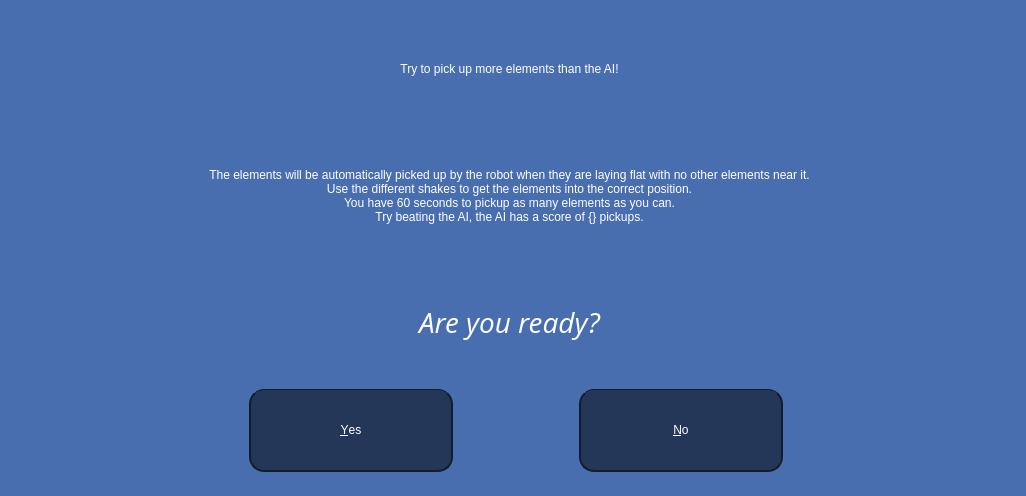
SHOP4CF/shakeitUI, file InfoDialogUI.ui: the form before one commit.
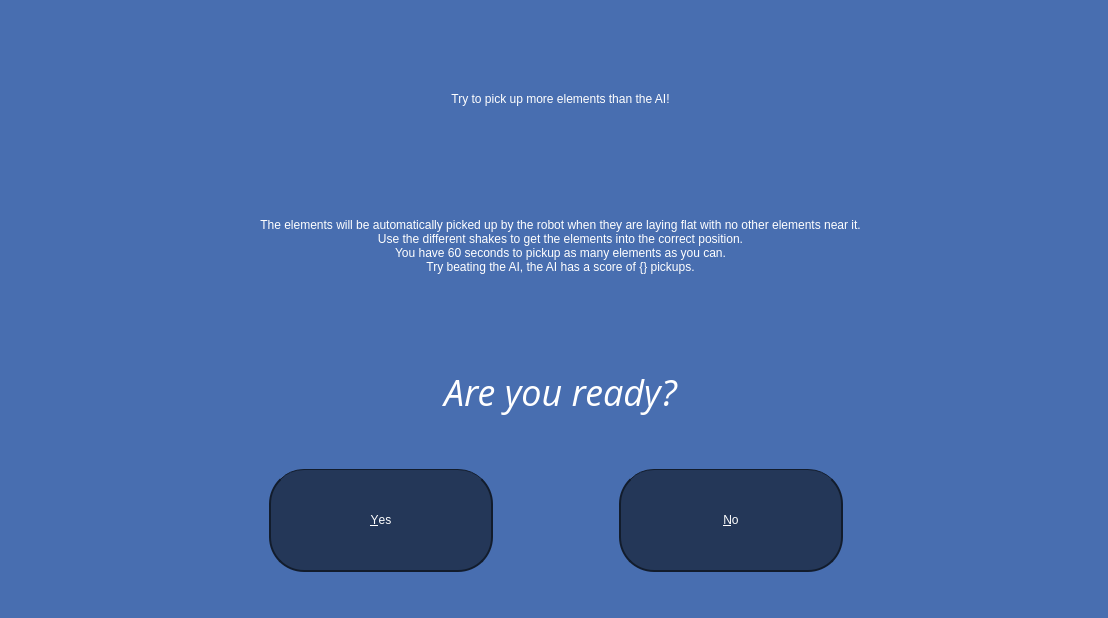
The form after the commit.

Commit message: made infodialog bigger

The edit to the form file:
```diff
--- a/InfoDialogUI.ui
+++ b/InfoDialogUI.ui
@@ -6,8 +6,8 @@
    <rect>
     <x>0</x>
     <y>0</y>
-    <width>1026</width>
-    <height>496</height>
+    <width>1108</width>
+    <height>618</height>
    </rect>
   </property>
   <property name="windowTitle">
@@ -19,18 +19,18 @@
 }
 
 QLabel{
-	font: 20pt &quot;Open Sans&quot;;
+	font: 24pt &quot;Open Sans&quot;;
 	color: rgb(255, 255, 255);
 }
 
 QPushButton{
 	background-color: rgb(36, 55, 88);
 	color: white;
-	font: 20pt &quot;Open Sans&quot;;
-	min-height: 80px;
-	min-width: 200px;
+	font: 24pt &quot;Open Sans&quot;;
+	min-height: 100px;
+	min-width: 220px;
 
-	border-radius: 15px;
+	border-radius: 35px;
 	border-top: 1px solid rgb(18, 28, 44);
 	border-left: 1.5px solid  rgb(18, 28, 44);
 	border-right: 1.5px solid  rgb(18, 28, 44);
@@ -48,10 +48,10 @@
   <widget class="QWidget" name="verticalLayoutWidget">
    <property name="geometry">
     <rect>
-     <x>50</x>
-     <y>10</y>
-     <width>919</width>
-     <height>371</height>
+     <x>40</x>
+     <y>30</y>
+     <width>1041</width>
+     <height>431</height>
     </rect>
    </property>
    <layout class="QVBoxLayout" name="verticalLayout">
@@ -92,7 +92,7 @@
       <property name="font">
        <font>
         <family>Open Sans</family>
-        <pointsize>21</pointsize>
+        <pointsize>27</pointsize>
         <weight>50</weight>
         <italic>true</italic>
         <bold>false</bold>
@@ -114,10 +114,10 @@
   <widget class="QDialogButtonBox" name="buttonBox">
    <property name="geometry">
     <rect>
-     <x>125</x>
-     <y>380</y>
-     <width>781</width>
-     <height>101</height>
+     <x>0</x>
+     <y>450</y>
+     <width>1111</width>
+     <height>141</height>
     </rect>
    </property>
    <property name="styleSheet">
```
Left out of the diff: 4 changed lines with no effect on the pictures. The commit also changes 1 other file.
